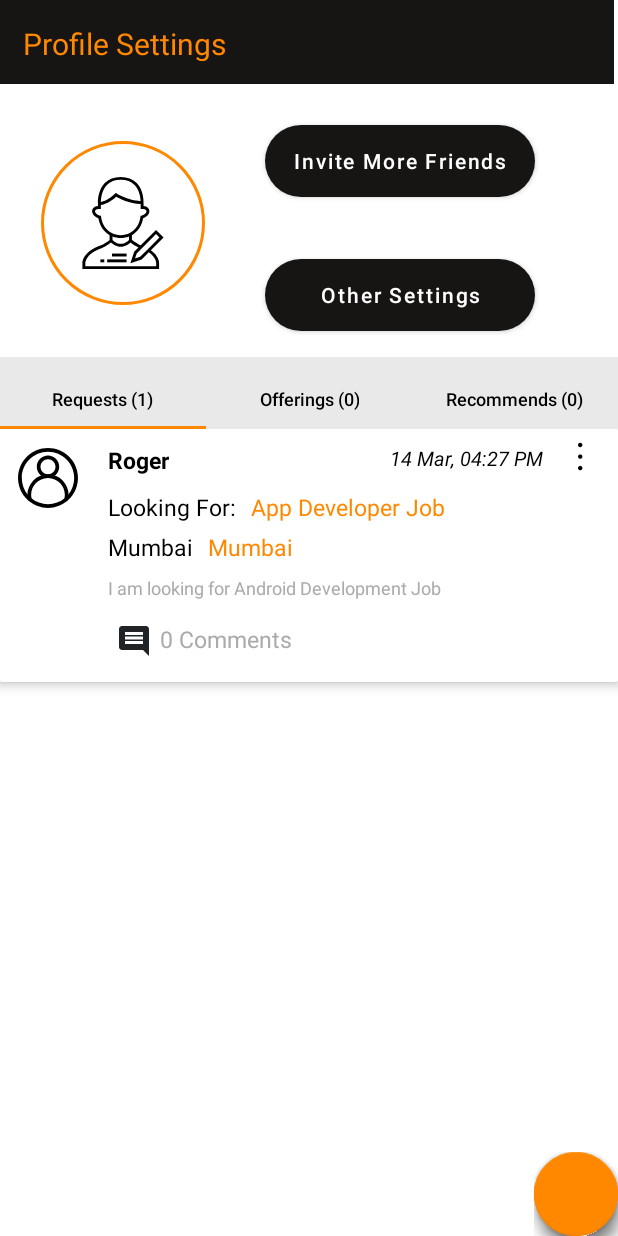
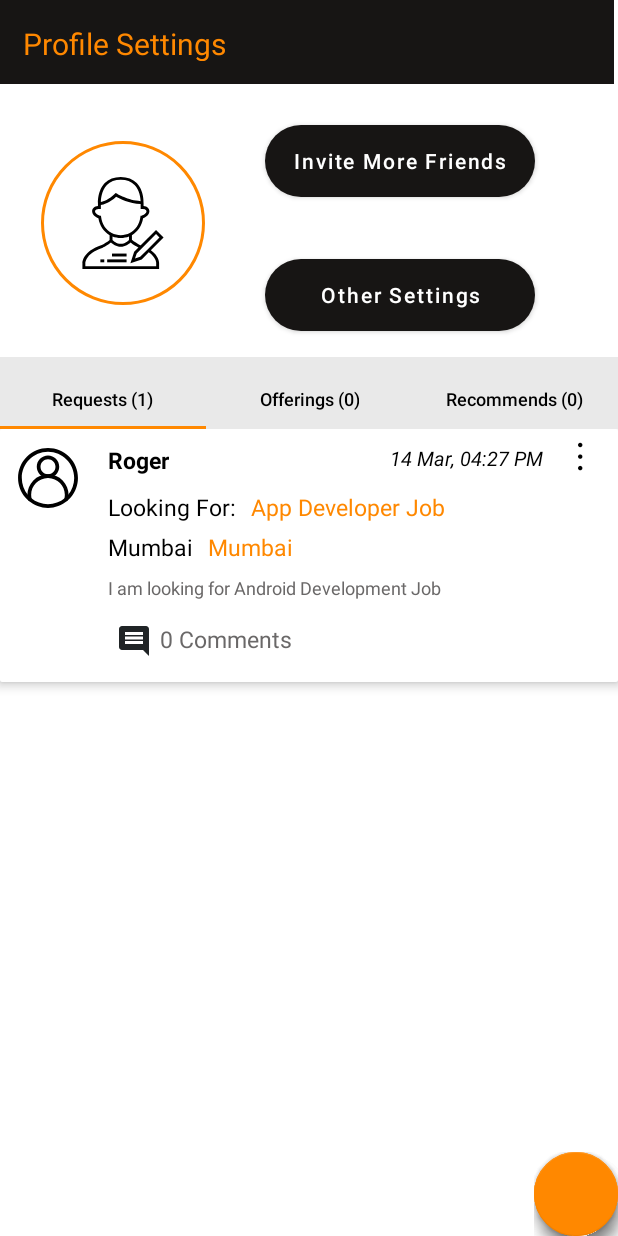
Before and after one commit to nimisane/AndroidProjectAssignment, an Android app: the screen it shows after launch (MainActivity), on a phone screen of 412 x 824 dp. Run offline under Robolectric (Android 15) with nearby library versions, the phone set to English and light mode, and no system bars; our stand-ins replace CircleImageView; plain views replace FloatingActionButton, FloatingActionsMenu.

Commit message:
Card description text colour changed

```diff
--- a/app/src/main/res/layout/card_layout.xml
+++ b/app/src/main/res/layout/card_layout.xml
@@ -130,7 +130,7 @@
             android:layout_height="wrap_content"
             android:text="I am looking for Android Development Job"
             android:textSize="12sp"
-            android:textColor="@android:color/darker_gray"
+            android:textColor="#6A6868"
             android:layout_marginStart="10dp"
             android:layout_marginTop="8dp"
             app:layout_constraintStart_toEndOf="@id/vertical_guideline"
@@ -156,7 +156,7 @@
             android:layout_height="wrap_content"
             android:text="0 Comments"
             android:textSize="15sp"
-            android:textColor="@android:color/darker_gray"
+            android:textColor="#6A6868"
             android:layout_marginTop="15dp"
             android:layout_marginStart="5dp"
             android:paddingBottom="15dp"
```
